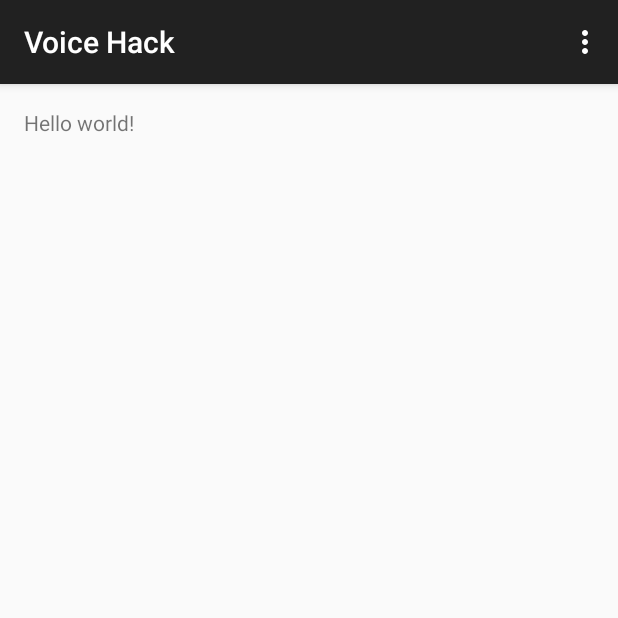
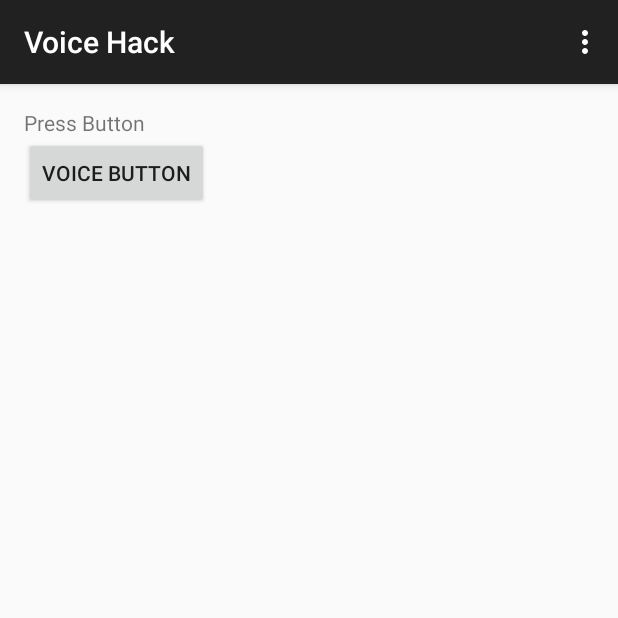
Before and after one commit to oppenlander/VoiceHack, an Android app: the screen it shows after launch (VoiceHackActivity), on a phone screen of 412 x 824 dp, the top half of it. Run offline under Robolectric (Android 15) with nearby library versions, the phone set to English and light mode, and no system bars.

Commit message:
Added button and DialogFragment to record the voice.

```diff
--- a/AndroidProject/VoiceHack/src/main/java/com/voicehack/VoiceHackActivity.java
+++ b/AndroidProject/VoiceHack/src/main/java/com/voicehack/VoiceHackActivity.java
@@ -20,7 +20,7 @@ public class VoiceHackActivity extends ActionBarActivity {
 
         if (savedInstanceState == null) {
             getSupportFragmentManager().beginTransaction()
-                    .add(R.id.container, new PlaceholderFragment())
+                    .add(R.id.container, new VoiceHackFragment())
                     .commit();
         }
     }
@@ -45,21 +45,4 @@ public class VoiceHackActivity extends ActionBarActivity {
         }
         return super.onOptionsItemSelected(item);
     }
-
-    /**
-     * A placeholder fragment containing a simple view.
-     */
-    public static class PlaceholderFragment extends Fragment {
-
-        public PlaceholderFragment() {
-        }
-
-        @Override
-        public View onCreateView(LayoutInflater inflater, ViewGroup container,
-                Bundle savedInstanceState) {
-            View rootView = inflater.inflate(R.layout.fragment_voicehack, container, false);
-            return rootView;
-        }
-    }
-
 }
--- /dev/null
+++ b/AndroidProject/VoiceHack/src/main/java/com/voicehack/VoiceHackFragment.java
@@ -0,0 +1,40 @@
+package com.voicehack;
+
+import android.os.Bundle;
+import android.support.v4.app.DialogFragment;
+import android.support.v4.app.Fragment;
+import android.view.LayoutInflater;
+import android.view.View;
+import android.view.ViewGroup;
+import android.widget.Button;
+
+public class VoiceHackFragment extends Fragment {
+
+    private Button voiceButton;
+
+    public VoiceHackFragment() {
+
+    }
+
+    @Override
+    public View onCreateView(LayoutInflater inflater, ViewGroup container,
+                             Bundle savedInstanceState) {
+        View rootView = inflater.inflate(R.layout.fragment_voicehack, container, false);
+        if(rootView == null) {
+            return container;
+        }
+
+        voiceButton = (Button) rootView.findViewById(R.id.voice_button);
+        voiceButton.setOnClickListener(voiceButtonClickListener);
+
+        return rootView;
+    }
+
+    private View.OnClickListener voiceButtonClickListener = new View.OnClickListener() {
+        @Override
+        public void onClick(View view) {
+            DialogFragment dialogFragment = VoiceHackRecordDialogFragment.newInstance();
+            dialogFragment.show(getFragmentManager(), "record_dialog");
+        }
+    };
+}
--- a/AndroidProject/VoiceHack/src/main/res/layout/fragment_voicehack.xml
+++ b/AndroidProject/VoiceHack/src/main/res/layout/fragment_voicehack.xml
@@ -9,8 +9,16 @@
     tools:context=".VoiceHackActivity$PlaceholderFragment">
 
     <TextView
-        android:text="@string/hello_world"
+        android:id="@+id/label"
+        android:text="@string/press_button"
         android:layout_width="wrap_content"
         android:layout_height="wrap_content" />
 
+    <Button
+        android:id="@+id/voice_button"
+        android:layout_height="wrap_content"
+        android:layout_width="wrap_content"
+        android:layout_below="@id/label"
+        android:text="@string/voice_button"/>
+
 </RelativeLayout>
--- a/AndroidProject/VoiceHack/src/main/res/values/strings.xml
+++ b/AndroidProject/VoiceHack/src/main/res/values/strings.xml
@@ -4,5 +4,8 @@
     <string name="app_name">Voice Hack</string>
     <string name="hello_world">Hello world!</string>
     <string name="action_settings">Settings</string>
+    <string name="press_button">Press Button</string>
+    <string name="voice_button">Voice Button</string>
+    <string name="recording_your_voice">Recording your voice...</string>
 
 </resources>
```
Also changed, not shown: AndroidProject/VoiceHack/src/main/java/com/voicehack/VoiceHackRecordDialogFragment.java (added, +41 -0 lines), AndroidProject/VoiceHack/src/main/res/layout/fragment_record_dialog.xml (added, +12 -0 lines).
